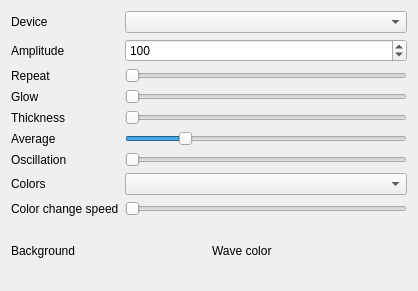
First picture: the form in Effects/AudioSine/AudioSine.ui, repository DLdota/OpenRGBEffectsPlugin, before the edit.
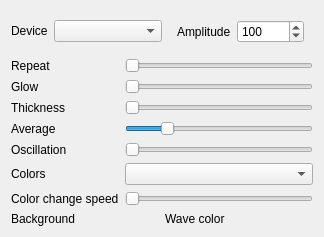
Second picture: the form after the edit. Custom widgets are drawn as their Qt base class.

Commit message: Reworked all audio effects ui

Patch:
```diff
--- a/Effects/AudioSine/AudioSine.ui
+++ b/Effects/AudioSine/AudioSine.ui
@@ -6,70 +6,39 @@
    <rect>
     <x>0</x>
     <y>0</y>
-    <width>418</width>
-    <height>291</height>
+    <width>324</width>
+    <height>235</height>
    </rect>
   </property>
   <property name="windowTitle">
    <string>Form</string>
   </property>
-  <layout class="QGridLayout" name="gridLayout">
-   <item row="5" column="1">
-    <widget class="QTooltipedSlider" name="average">
-     <property name="minimum">
-      <number>8</number>
+  <layout class="QGridLayout" name="gridLayout" rowstretch="0,0">
+   <item row="0" column="0">
+    <widget class="QFrame" name="frame">
+     <property name="frameShape">
+      <enum>QFrame::NoFrame</enum>
      </property>
-     <property name="maximum">
-      <number>128</number>
+     <property name="frameShadow">
+      <enum>QFrame::Raised</enum>
      </property>
-     <property name="singleStep">
-      <number>8</number>
-     </property>
-     <property name="value">
-      <number>32</number>
-     </property>
-     <property name="orientation">
-      <enum>Qt::Horizontal</enum>
-     </property>
-    </widget>
-   </item>
-   <item row="7" column="1">
-    <widget class="QComboBox" name="color_mode"/>
-   </item>
-   <item row="7" column="0">
-    <widget class="QLabel" name="label_10">
-     <property name="text">
-      <string>Colors</string>
-     </property>
-    </widget>
-   </item>
-   <item row="5" column="0">
-    <widget class="QLabel" name="label_5">
-     <property name="text">
-      <string>Average</string>
-     </property>
-    </widget>
-   </item>
-   <item row="4" column="0">
-    <widget class="QLabel" name="label_4">
-     <property name="text">
-      <string>Thickness</string>
-     </property>
-    </widget>
-   </item>
-   <item row="4" column="1">
-    <widget class="QTooltipedSlider" name="thickness">
-     <property name="minimum">
+     <layout class="QGridLayout" name="gridLayout_3" columnstretch="0,1">
+      <property name="leftMargin">
+       <number>0</number>
+      </property>
+      <property name="topMargin">
+       <number>0</number>
+      </property>
+      <property name="rightMargin">
       <number>0</number>
      </property>
-     <property name="maximum">
-      <number>100</number>
-     </property>
-     <property name="value">
+      <property name="bottomMargin">
       <number>0</number>
      </property>
-     <property name="orientation">
-      <enum>Qt::Horizontal</enum>
+      <item row="0" column="0">
+       <widget class="QLabel" name="label_11">
+        <property name="text">
+         <string>Device</string>
      </property>
     </widget>
    </item>
@@ -83,57 +52,67 @@
      </property>
     </widget>
    </item>
-   <item row="6" column="1">
-    <widget class="QTooltipedSlider" name="oscillation">
-     <property name="minimum">
-      <number>0</number>
-     </property>
-     <property name="maximum">
-      <number>100</number>
-     </property>
-     <property name="orientation">
-      <enum>Qt::Horizontal</enum>
-     </property>
+     </layout>
     </widget>
    </item>
-   <item row="8" column="1">
-    <widget class="QTooltipedSlider" name="color_change_speed">
-     <property name="maximum">
-      <number>100</number>
+   <item row="0" column="1">
+    <widget class="QFrame" name="frame_2">
+     <property name="frameShape">
+      <enum>QFrame::NoFrame</enum>
      </property>
-     <property name="orientation">
-      <enum>Qt::Horizontal</enum>
+     <property name="frameShadow">
+      <enum>QFrame::Raised</enum>
      </property>
-    </widget>
-   </item>
-   <item row="3" column="1">
-    <widget class="QTooltipedSlider" name="glow">
-     <property name="minimum">
-      <number>1</number>
-     </property>
-     <property name="maximum">
-      <number>100</number>
-     </property>
-     <property name="orientation">
-      <enum>Qt::Horizontal</enum>
-     </property>
-    </widget>
-   </item>
-   <item row="1" column="0">
+     <layout class="QGridLayout" name="gridLayout_4">
+      <item row="0" column="0">
     <widget class="QLabel" name="label">
      <property name="text">
       <string>Amplitude</string>
      </property>
     </widget>
    </item>
-   <item row="2" column="0">
+      <item row="0" column="1">
+       <widget class="QSpinBox" name="amplitude">
+        <property name="maximum">
+         <number>10000000</number>
+        </property>
+        <property name="value">
+         <number>100</number>
+        </property>
+       </widget>
+      </item>
+     </layout>
+    </widget>
+   </item>
+   <item row="1" column="0" colspan="2">
+    <widget class="QFrame" name="frame_3">
+     <property name="frameShape">
+      <enum>QFrame::NoFrame</enum>
+     </property>
+     <property name="frameShadow">
+      <enum>QFrame::Raised</enum>
+     </property>
+     <layout class="QGridLayout" name="gridLayout_5">
+      <property name="leftMargin">
+       <number>0</number>
+      </property>
+      <property name="topMargin">
+       <number>0</number>
+      </property>
+      <property name="rightMargin">
+       <number>0</number>
+      </property>
+      <property name="bottomMargin">
+       <number>0</number>
+      </property>
+      <item row="0" column="0">
     <widget class="QLabel" name="label_2">
      <property name="text">
       <string>Repeat</string>
      </property>
     </widget>
    </item>
-   <item row="2" column="1">
+      <item row="0" column="1">
     <widget class="QTooltipedSlider" name="repeat">
      <property name="minimum">
       <number>1</number>
@@ -146,45 +125,123 @@
      </property>
     </widget>
    </item>
-   <item row="0" column="0">
-    <widget class="QLabel" name="label_11">
-     <property name="text">
-      <string>Device</string>
-     </property>
-    </widget>
-   </item>
-   <item row="6" column="0">
-    <widget class="QLabel" name="label_6">
-     <property name="text">
-      <string>Oscillation</string>
-     </property>
-    </widget>
-   </item>
-   <item row="1" column="1">
-    <widget class="QSpinBox" name="amplitude">
-     <property name="maximum">
-      <number>10000000</number>
-     </property>
-     <property name="value">
-      <number>100</number>
-     </property>
-    </widget>
-   </item>
-   <item row="3" column="0">
+      <item row="1" column="0">
     <widget class="QLabel" name="label_3">
      <property name="text">
       <string>Glow</string>
      </property>
     </widget>
    </item>
-   <item row="8" column="0">
+      <item row="1" column="1">
+       <widget class="QTooltipedSlider" name="glow">
+        <property name="minimum">
+         <number>1</number>
+        </property>
+        <property name="maximum">
+         <number>100</number>
+        </property>
+        <property name="orientation">
+         <enum>Qt::Horizontal</enum>
+        </property>
+       </widget>
+      </item>
+      <item row="2" column="0">
+       <widget class="QLabel" name="label_4">
+        <property name="text">
+         <string>Thickness</string>
+        </property>
+       </widget>
+      </item>
+      <item row="2" column="1">
+       <widget class="QTooltipedSlider" name="thickness">
+        <property name="minimum">
+         <number>0</number>
+        </property>
+        <property name="maximum">
+         <number>100</number>
+        </property>
+        <property name="value">
+         <number>0</number>
+        </property>
+        <property name="orientation">
+         <enum>Qt::Horizontal</enum>
+        </property>
+       </widget>
+      </item>
+      <item row="3" column="0">
+       <widget class="QLabel" name="label_5">
+        <property name="text">
+         <string>Average</string>
+        </property>
+       </widget>
+      </item>
+      <item row="3" column="1">
+       <widget class="QTooltipedSlider" name="average">
+        <property name="minimum">
+         <number>8</number>
+        </property>
+        <property name="maximum">
+         <number>128</number>
+        </property>
+        <property name="singleStep">
+         <number>8</number>
+        </property>
+        <property name="value">
+         <number>32</number>
+        </property>
+        <property name="orientation">
+         <enum>Qt::Horizontal</enum>
+        </property>
+       </widget>
+      </item>
+      <item row="4" column="0">
+       <widget class="QLabel" name="label_6">
+        <property name="text">
+         <string>Oscillation</string>
+        </property>
+       </widget>
+      </item>
+      <item row="4" column="1">
+       <widget class="QTooltipedSlider" name="oscillation">
+        <property name="minimum">
+         <number>0</number>
+        </property>
+        <property name="maximum">
+         <number>100</number>
+        </property>
+        <property name="orientation">
+         <enum>Qt::Horizontal</enum>
+        </property>
+       </widget>
+      </item>
+      <item row="5" column="0">
+       <widget class="QLabel" name="label_10">
+        <property name="text">
+         <string>Colors</string>
+        </property>
+       </widget>
+      </item>
+      <item row="5" column="1">
+       <widget class="QComboBox" name="color_mode"/>
+      </item>
+      <item row="6" column="0">
     <widget class="QLabel" name="label_7">
      <property name="text">
       <string>Color change speed</string>
      </property>
     </widget>
    </item>
-   <item row="9" column="0" colspan="2">
+      <item row="6" column="1">
+       <widget class="QTooltipedSlider" name="color_change_speed">
+        <property name="maximum">
+         <number>100</number>
+        </property>
+        <property name="orientation">
+         <enum>Qt::Horizontal</enum>
+        </property>
+       </widget>
+      </item>
+      <item row="7" column="0" colspan="2">
     <layout class="QGridLayout" name="gridLayout_2">
      <item row="2" column="0">
       <widget class="QLabel" name="label_8">
@@ -207,6 +264,9 @@
       <widget class="ColorPicker" name="wave_color" native="true"/>
      </item>
     </layout>
+      </item>
+     </layout>
+    </widget>
    </item>
   </layout>
  </widget>
```
Lines whose indentation alone changed are shown as unchanged. The commit also changes 9 other files.
